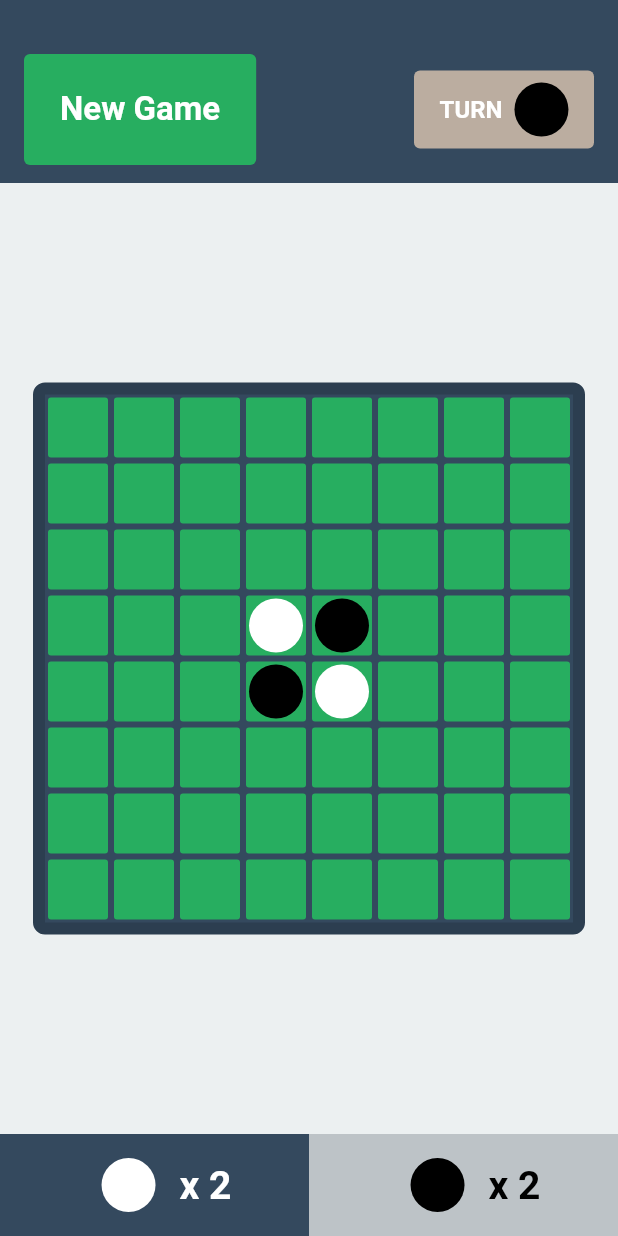
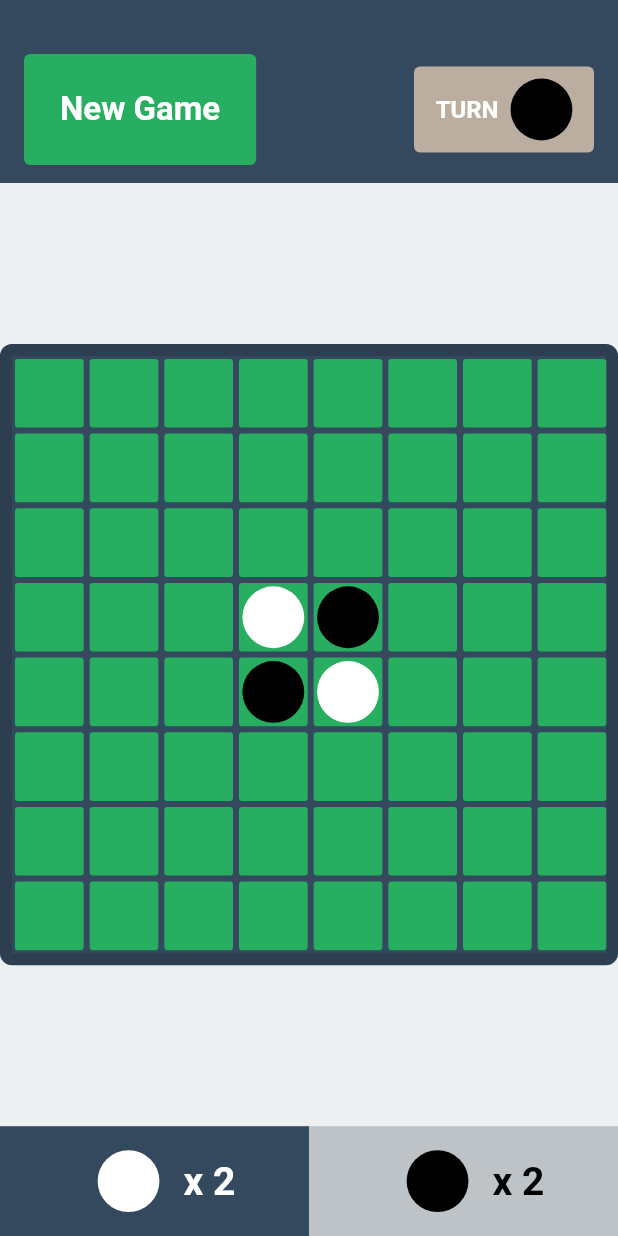
Before and after one commit to a5chin/awesome-othello, a Flutter app: the screen it shows after launch, on a phone screen of 412 x 824 dp. Run offline on Flutter 3.47's test engine with Material 2 defaults, Android fonts, the phone set to English and light mode, and no system bars.

Commit message:
fixed size

```diff
--- a/lib/main.dart
+++ b/lib/main.dart
@@ -194,6 +194,8 @@
   }
 
   Widget buildBlockUnit(int row, int col) {
+    final Size size = MediaQuery.of(context).size;
+
     return GestureDetector(
         onTap: () {
           setState(() {
@@ -205,24 +207,26 @@
             color: const Color(0xff27ae60),
             borderRadius: BorderRadius.circular(2),
           ),
-          width: BLOCK_SIZE,
-          height: BLOCK_SIZE,
+          width: size.width / 9,
+          height: size.width / 9,
           margin: const EdgeInsets.all(2),
           child: Center(child: buildItem(table[row][col])),
         ));
   }
 
   Widget buildItem(BlockUnit block) {
+    final Size size = MediaQuery.of(context).size;
+
     if (block.value == ITEM_BLACK) {
       return Container(
-          width: 36,
-          height: 36,
+          width: size.width / 10,
+          height: size.width / 10,
           decoration:
               const BoxDecoration(shape: BoxShape.circle, color: Colors.black));
     } else if (block.value == ITEM_WHITE) {
       return Container(
-          width: 36,
-          height: 36,
+          width: size.width / 10,
+          height: size.width / 10,
           decoration:
               const BoxDecoration(shape: BoxShape.circle, color: Colors.white));
     }
```
